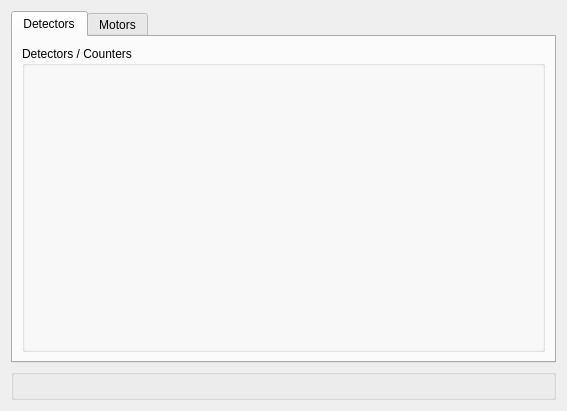
This is src/sophys/cli/extensions/ema/eds/base.ui in cnpem/sophys-cli-extensions as Qt 5 draws it before an edit. The edited form follows.
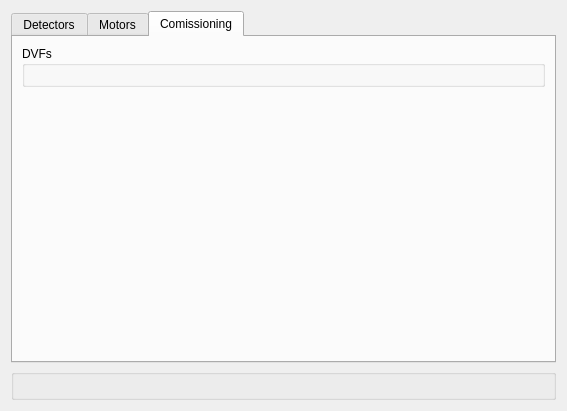
This is the edited form. The open tabs and pages were chosen to show the change.

Commit message: feat(EMA): add DVF devices in eds

```diff
--- a/src/sophys/cli/extensions/ema/eds/base.ui
+++ b/src/sophys/cli/extensions/ema/eds/base.ui
@@ -49,6 +49,34 @@
        </item>
       </layout>
      </widget>
+     <widget class="QWidget" name="comissioning_tab">
+      <attribute name="title">
+       <string>Comissioning</string>
+      </attribute>
+      <layout class="QGridLayout" name="gridLayout_5">
+       <item row="0" column="0">
+        <widget class="QGroupBox" name="dvf_area">
+         <property name="title">
+          <string>DVFs</string>
+         </property>
+         <layout class="QGridLayout" name="gridLayout_6"/>
+        </widget>
+       </item>
+       <item row="1" column="0">
+        <spacer name="verticalSpacer">
+         <property name="orientation">
+          <enum>Qt::Vertical</enum>
+         </property>
+         <property name="sizeHint" stdset="0">
+          <size>
+           <width>20</width>
+           <height>40</height>
+          </size>
+         </property>
+        </spacer>
+       </item>
+      </layout>
+     </widget>
     </widget>
    </item>
    <item>
```
The commit also changes 1 other file.
